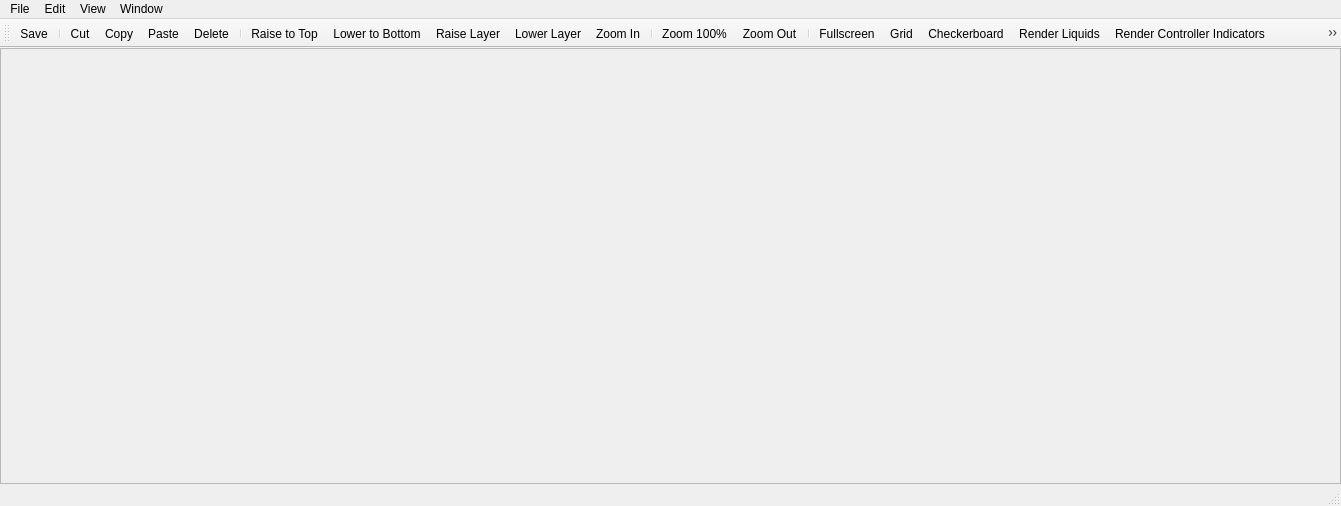
Before: the Qt Designer form leveleditor/leveleditorwindow.ui in ExplosBlue/CoinKiller, drawn with Qt 5.
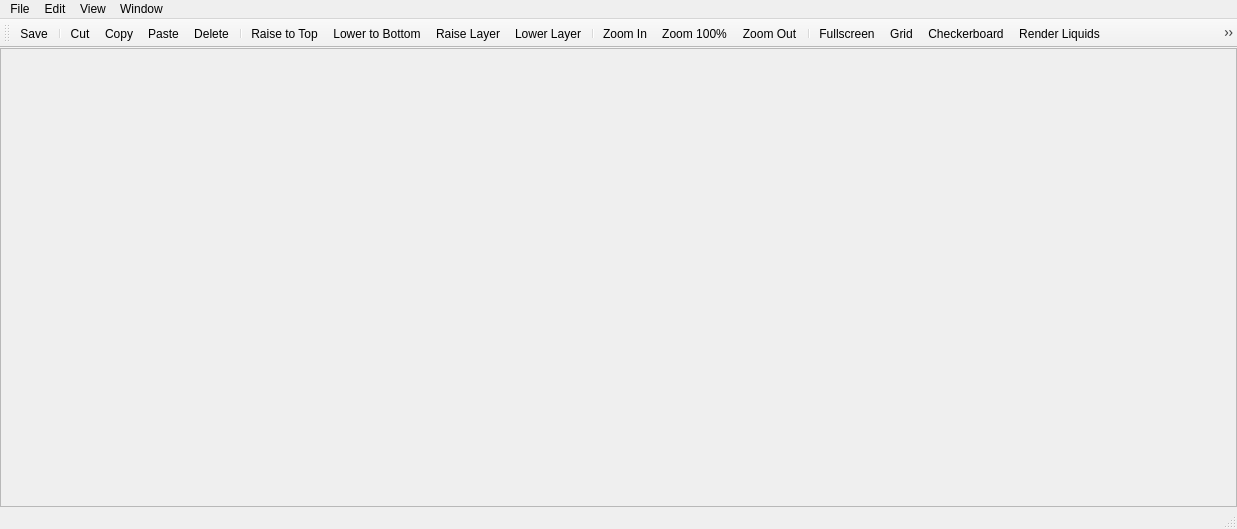
After: the same form once the commit is applied.

Commit message: Fix movement indicator cull bounds & separator misplacement

```diff
--- a/leveleditor/leveleditorwindow.ui
+++ b/leveleditor/leveleditorwindow.ui
@@ -6,8 +6,8 @@
    <rect>
     <x>0</x>
     <y>0</y>
-    <width>1341</width>
-    <height>506</height>
+    <width>1237</width>
+    <height>529</height>
    </rect>
   </property>
   <property name="windowTitle">
@@ -46,8 +46,8 @@
         <rect>
          <x>0</x>
          <y>0</y>
-         <width>1339</width>
-         <height>425</height>
+         <width>1235</width>
+         <height>448</height>
         </rect>
        </property>
       </widget>
@@ -60,7 +60,7 @@
     <rect>
      <x>0</x>
      <y>0</y>
-     <width>1341</width>
+     <width>1237</width>
      <height>23</height>
     </rect>
    </property>
@@ -152,8 +152,8 @@
    <addaction name="actionLower"/>
    <addaction name="actionRaiseLayer"/>
    <addaction name="actionLowerLayer"/>
+   <addaction name="separator"/>
    <addaction name="actionZoom_In"/>
-   <addaction name="separator"/>
    <addaction name="actionZoom_100"/>
    <addaction name="actionZoom_Out"/>
    <addaction name="separator"/>
```
The commit also changes 1 other file.
